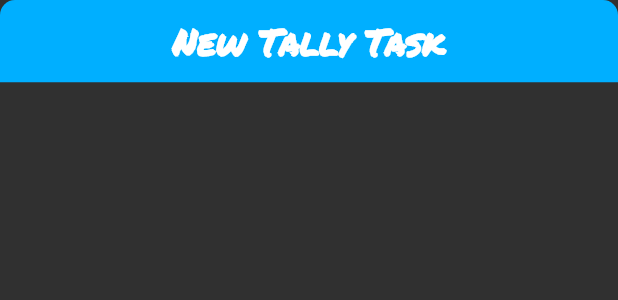
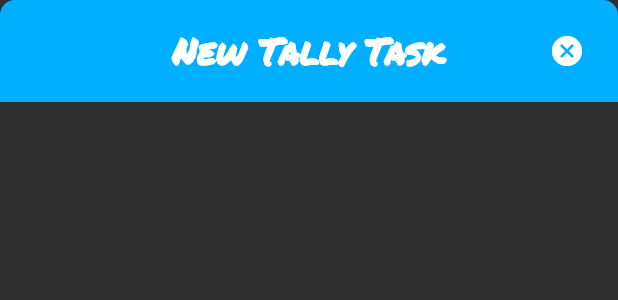
Before and after one commit to lancerharris/flutter-tally-app, a Flutter app: the TitleBar widget shown alone on an empty page, opened directly, on a phone screen of 412 x 824 dp. Shown: the top 300 px of the screen. Run offline on Flutter 3.47's test engine with Material 2 defaults, Android fonts, the phone set to English and light mode, and no system bars; our stand-ins replace google_fonts.

Commit message:
Remove bottom cancel button for title bar x.

```diff
--- a/lib/Home/widgets/title_bar.dart
+++ b/lib/Home/widgets/title_bar.dart
@@ -14,11 +14,22 @@ class TitleBar extends StatelessWidget {
       child: Container(
         padding: EdgeInsets.all(10),
         color: AppTheme.secondaryColor,
-        child: Row(
-          mainAxisAlignment: MainAxisAlignment.center,
+        child: Stack(
+          alignment: AlignmentDirectional.centerEnd,
           children: [
-            Text('New Tally Task',
-                style: Theme.of(context).textTheme.headline6),
+            Row(
+              mainAxisAlignment: MainAxisAlignment.center,
+              children: [
+                Text('New Tally Task',
+                    style: Theme.of(context).textTheme.headline6),
+              ],
+            ),
+            IconButton(
+              onPressed: () {
+                Navigator.pop(context);
+              },
+              icon: Icon(Icons.cancel_rounded),
+            ),
           ],
         ),
       ),
```
Also changed, not shown: lib/Home/widgets/complete_task_creation.dart (+4 -31 lines).
